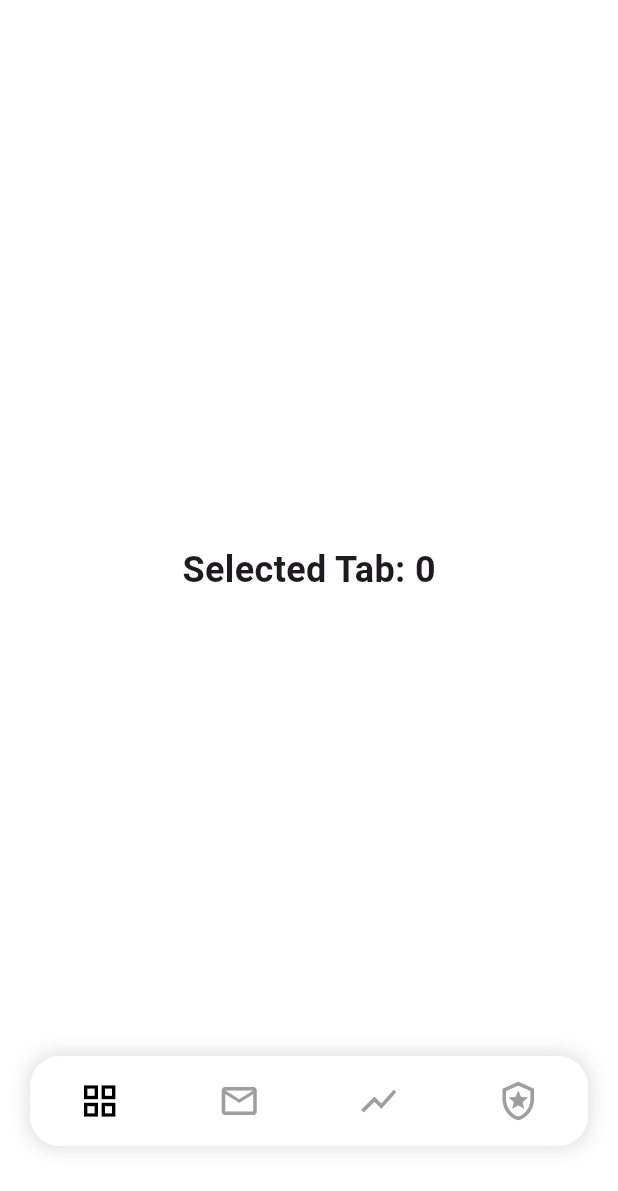
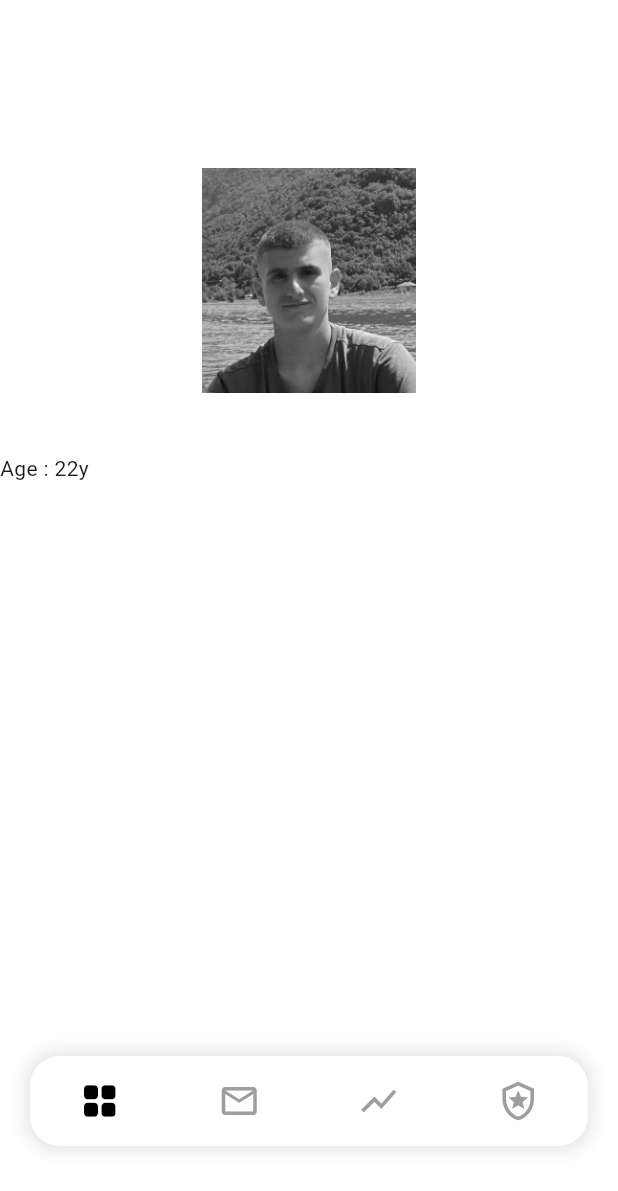
Before and after one commit to BesnikBegunca/portfolio, a Flutter app: the screen it shows after launch, on a phone screen of 412 x 824 dp. Shown: the top 1191 px of the screen. Run offline on Flutter 3.47's test engine with Material 3 defaults, Android fonts, the phone set to English and light mode, and no system bars; missing offline and left inert: custom_text.

Commit message:
second push

```diff
--- a/lib/home_screen.dart
+++ b/lib/home_screen.dart
@@ -1,3 +1,7 @@
+import 'package:besnikbeguncaportfolio/ChartPage.dart';
+import 'package:besnikbeguncaportfolio/MailPage.dart';
+import 'package:besnikbeguncaportfolio/PolicePage.dart';
+import 'package:besnikbeguncaportfolio/profile.dart';
 import 'package:flutter/material.dart';
 
 class HomeScreen extends StatefulWidget {
@@ -15,6 +19,12 @@ class _HomeScreenState extends State<HomeScreen> {
       _selectedIndex = index;  // Updates the selected tab
     });
   }
+  final List<Widget> _pages=[
+    ProfilePage(),
+    Mailpage(),
+    Chartpage(),
+    Policepage(),
+  ];
 
   @override
   Widget build(BuildContext context) {
@@ -23,12 +33,8 @@ class _HomeScreenState extends State<HomeScreen> {
       appBar: AppBar(
         backgroundColor: Colors.transparent,
       ),
-      body: Center(
-        child: Text(
-          "Selected Tab: $_selectedIndex",
-          style: TextStyle(fontSize: 24, fontWeight: FontWeight.bold),
-        ),
-      ),
+      body:
+      _pages[_selectedIndex],
       bottomNavigationBar: Padding(
         padding: const EdgeInsets.only(bottom: 60, left: 20, right: 20), // Space from bottom
         child: Container(
@@ -47,7 +53,7 @@ class _HomeScreenState extends State<HomeScreen> {
           child: Row(
             mainAxisAlignment: MainAxisAlignment.spaceAround,
             children: [
-              _buildNavItem(Icons.grid_view_outlined, Icons.grid_view, 0),
+              _buildNavItem(Icons.grid_view_outlined, Icons.grid_view_rounded, 0),
               _buildNavItem(Icons.mail_outline, Icons.mail, 1),
               _buildNavItem(Icons.show_chart_outlined, Icons.show_chart, 2),
               _buildNavItem(Icons.local_police_outlined, Icons.local_police, 3),
--- /dev/null
+++ b/lib/profile.dart
@@ -0,0 +1,56 @@
+import 'package:flutter/material.dart';
+import 'package:custom_text/custom_text.dart';
+class ProfilePage extends StatelessWidget {
+  const ProfilePage({super.key});
+
+  @override
+  Widget build(BuildContext context) {
+    return Scaffold(
+      appBar: AppBar(
+        backgroundColor: Colors.transparent,
+      ),
+      backgroundColor: Colors.transparent,
+      body: Container(
+        child: Center(
+          child: Column(
+            children: [
+              Container(
+                child: Image.asset('assets/icons/bbpng.jpg'),
+                width: 250,
+                height: 150,
+                decoration: BoxDecoration(
+                    color: Colors.white,
+                  borderRadius: BorderRadius.circular(15),
+                ),
+              ),
+              SizedBox(height: 40,),
+              Row(
+                children: [
+                  Center(
+
+                    child:  Row(
+                      children: [
+
+                        Container(
+                          width: 150,
+                          height: 50,
+                          color: Colors.white,
+                          child: Text("Age : 22y"),
+                        ),
+                        Container(
+                          width: 150,
+                          height: 50,
+                          color: Colors.white,
+                        )
+                      ],
+                    ),
+                  )
+                ],
+              )
+            ],
+          ),
+        )
+      ),
+    );
+  }
+}
--- a/pubspec.yaml
+++ b/pubspec.yaml
@@ -45,6 +45,7 @@ dev_dependencies:
   # package. See that file for information about deactivating specific lint
   # rules and activating additional ones.
   flutter_lints: ^5.0.0
+  custom_text: ^2.0.3
 
 # For information on the generic Dart part of this file, see the
 # following page: https://dart.dev/tools/pub/pubspec
@@ -55,6 +56,8 @@ flutter:
   # The following line ensures that the Material Icons font is
   # included with your application, so that you can use the icons in
   # the material Icons class.
+  assets:
+    - assets/icons/bbpng.jpg
   uses-material-design: true
 
   # To add assets to your application, add an assets section, like this:
```
Also changed, not shown: lib/ChartPage.dart (added, +15 -0 lines), lib/MailPage.dart (added, +14 -0 lines), lib/PolicePage.dart (added, +15 -0 lines), assets/icons/bbpng.jpg (added), pubspec.lock.
